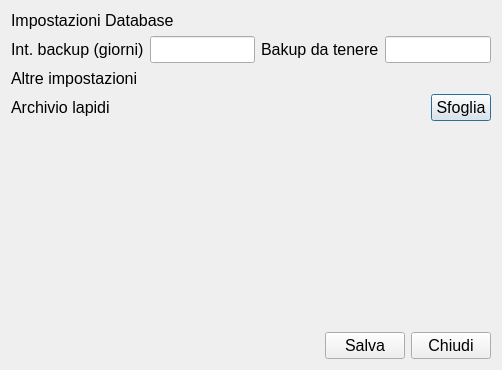
Qt form Settings.ui (LuigiCaradonna/funeraria) before a commit.
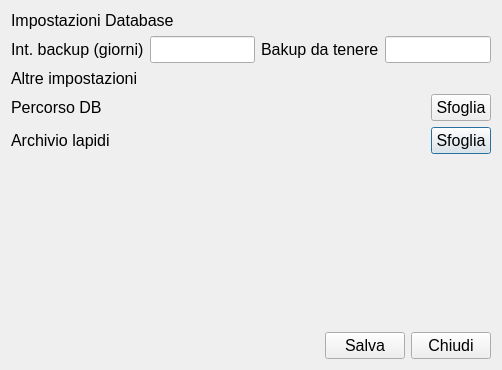
The same form after that commit.

Commit message: Added a field to select the DB path to SettingsUi

The edit to the form file:
```diff
--- a/Settings.ui
+++ b/Settings.ui
@@ -16,6 +16,147 @@
   <layout class="QGridLayout" name="gridLayout_2">
    <item row="0" column="0">
     <layout class="QGridLayout" name="gridLayout">
+     <item row="0" column="0">
+      <widget class="QLabel" name="lblDb">
+       <property name="font">
+        <font>
+         <pointsize>12</pointsize>
+        </font>
+       </property>
+       <property name="text">
+        <string>Impostazioni Database</string>
+       </property>
+      </widget>
+     </item>
+     <item row="7" column="0">
+      <spacer name="verticalSpacer">
+       <property name="orientation">
+        <enum>Qt::Vertical</enum>
+       </property>
+       <property name="sizeHint" stdset="0">
+        <size>
+         <width>20</width>
+         <height>40</height>
+        </size>
+       </property>
+      </spacer>
+     </item>
+     <item row="3" column="0">
+      <widget class="QLabel" name="lblOther">
+       <property name="font">
+        <font>
+         <pointsize>12</pointsize>
+        </font>
+       </property>
+       <property name="text">
+        <string>Altre impostazioni</string>
+       </property>
+      </widget>
+     </item>
+     <item row="6" column="0">
+      <layout class="QHBoxLayout" name="horizontalLayout">
+       <item>
+        <widget class="QLabel" name="lblArchive">
+         <property name="maximumSize">
+          <size>
+           <width>105</width>
+           <height>16777215</height>
+          </size>
+         </property>
+         <property name="font">
+          <font>
+           <pointsize>12</pointsize>
+          </font>
+         </property>
+         <property name="text">
+          <string>Archivio lapidi</string>
+         </property>
+        </widget>
+       </item>
+       <item>
+        <widget class="QLabel" name="lblArchiveFolder">
+         <property name="font">
+          <font>
+           <pointsize>12</pointsize>
+          </font>
+         </property>
+         <property name="text">
+          <string/>
+         </property>
+        </widget>
+       </item>
+       <item>
+        <widget class="QPushButton" name="btnArchiveFolder">
+         <property name="maximumSize">
+          <size>
+           <width>60</width>
+           <height>16777204</height>
+          </size>
+         </property>
+         <property name="font">
+          <font>
+           <pointsize>12</pointsize>
+          </font>
+         </property>
+         <property name="text">
+          <string>Sfoglia</string>
+         </property>
+        </widget>
+       </item>
+      </layout>
+     </item>
+     <item row="5" column="0">
+      <layout class="QHBoxLayout" name="horizontalLayout_2">
+       <item>
+        <widget class="QLabel" name="lblDb_2">
+         <property name="maximumSize">
+          <size>
+           <width>105</width>
+           <height>16777215</height>
+          </size>
+         </property>
+         <property name="font">
+          <font>
+           <pointsize>12</pointsize>
+          </font>
+         </property>
+         <property name="text">
+          <string>Percorso DB</string>
+         </property>
+        </widget>
+       </item>
+       <item>
+        <widget class="QLabel" name="lblDbPath">
+         <property name="font">
+          <font>
+           <pointsize>12</pointsize>
+          </font>
+         </property>
+         <property name="text">
+          <string/>
+         </property>
+        </widget>
+       </item>
+       <item>
+        <widget class="QPushButton" name="btnDbPath">
+         <property name="maximumSize">
+          <size>
+           <width>60</width>
+           <height>16777215</height>
+          </size>
+         </property>
+         <property name="font">
+          <font>
+           <pointsize>12</pointsize>
+          </font>
+         </property>
+         <property name="text">
+          <string>Sfoglia</string>
+         </property>
+        </widget>
+       </item>
+      </layout>
+     </item>
      <item row="2" column="0">
       <layout class="QHBoxLayout" name="dbFields">
        <item>
@@ -68,59 +209,7 @@
        </item>
       </layout>
      </item>
-     <item row="5" column="0">
-      <layout class="QHBoxLayout" name="horizontalLayout">
-       <item>
-        <widget class="QLabel" name="lblArchive">
-         <property name="maximumSize">
-          <size>
-           <width>105</width>
-           <height>16777215</height>
-          </size>
-         </property>
-         <property name="font">
-          <font>
-           <pointsize>12</pointsize>
-          </font>
-         </property>
-         <property name="text">
-          <string>Archivio lapidi</string>
-         </property>
-        </widget>
-       </item>
-       <item>
-        <widget class="QLabel" name="lblArchiveFolder">
-         <property name="font">
-          <font>
-           <pointsize>12</pointsize>
-          </font>
-         </property>
-         <property name="text">
-          <string/>
-         </property>
-        </widget>
-       </item>
-       <item>
-        <widget class="QPushButton" name="btnArchiveFolder">
-         <property name="maximumSize">
-          <size>
-           <width>60</width>
-           <height>16777204</height>
-          </size>
-         </property>
-         <property name="font">
-          <font>
-           <pointsize>12</pointsize>
-          </font>
-         </property>
-         <property name="text">
-          <string>Sfoglia</string>
-         </property>
-        </widget>
-       </item>
-      </layout>
-     </item>
-     <item row="8" column="0">
+     <item row="9" column="0">
       <layout class="QHBoxLayout" name="buttonBar">
        <item>
         <spacer name="horizontalSpacer">
@@ -161,43 +250,6 @@
        </item>
       </layout>
      </item>
-     <item row="0" column="0">
-      <widget class="QLabel" name="lblDb">
-       <property name="font">
-        <font>
-         <pointsize>12</pointsize>
-        </font>
-       </property>
-       <property name="text">
-        <string>Impostazioni Database</string>
-       </property>
-      </widget>
-     </item>
-     <item row="6" column="0">
-      <spacer name="verticalSpacer">
-       <property name="orientation">
-        <enum>Qt::Vertical</enum>
-       </property>
-       <property name="sizeHint" stdset="0">
-        <size>
-         <width>20</width>
-         <height>40</height>
-        </size>
-       </property>
-      </spacer>
-     </item>
-     <item row="3" column="0">
-      <widget class="QLabel" name="lblOther">
-       <property name="font">
-        <font>
-         <pointsize>12</pointsize>
-        </font>
-       </property>
-       <property name="text">
-        <string>Altre impostazioni</string>
-       </property>
-      </widget>
-     </item>
     </layout>
    </item>
   </layout>
```
The commit also changes 4 other files.
